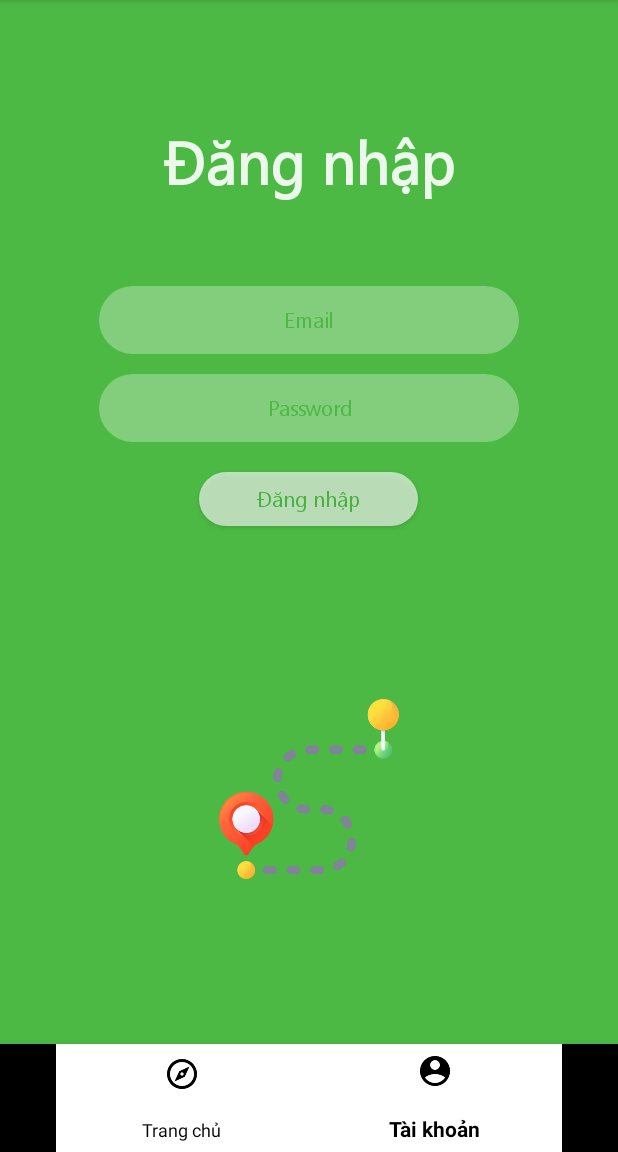
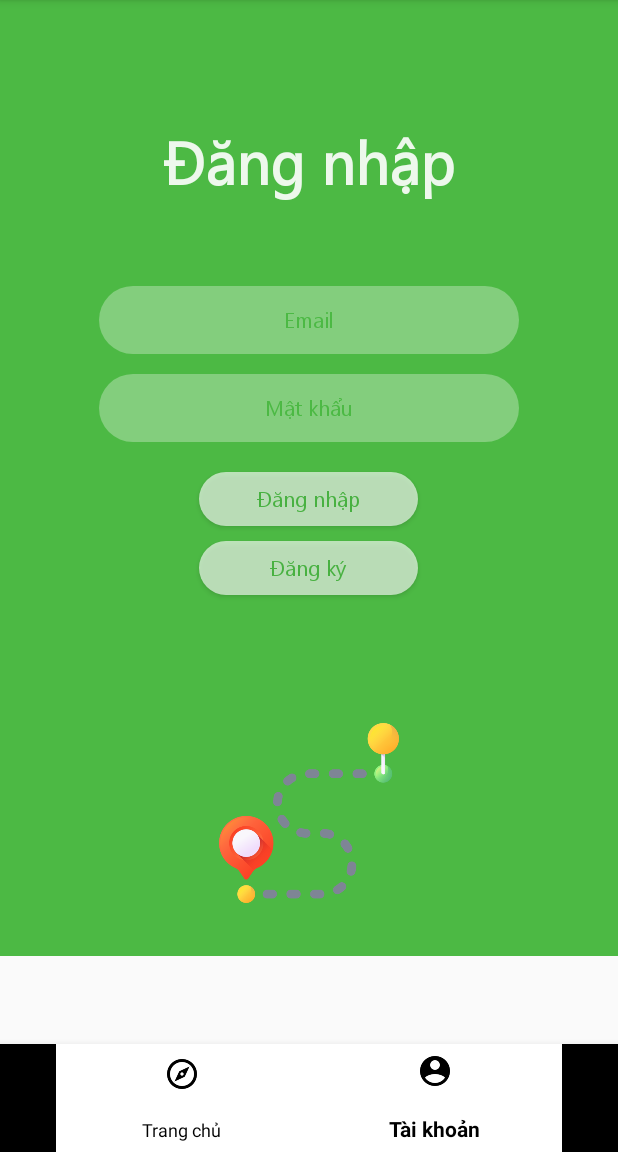
Before and after one commit to hieutdt/Uber_17CNTN, an Android app: the screen it shows after launch (MainActivity), item 2 of the bottom bar chosen, on a phone screen of 412 x 824 dp, the part 84-1236 px from its top. Run offline under Robolectric (Android 15) with nearby library versions, the phone set to English and light mode, and no system bars; our stand-ins replace Firebase (no records; nobody signed in at launch, a user with empty details on screens opened directly); libraries missing offline, so code that uses them is left out: com.facebook; 3 statements that could not run were skipped.

Commit message:
update ui #1

```diff
--- a/app/src/main/res/layout/fragment_login.xml
+++ b/app/src/main/res/layout/fragment_login.xml
@@ -1,4 +1,9 @@
 <?xml version="1.0" encoding="utf-8"?>
+<ScrollView
+    xmlns:android="http://schemas.android.com/apk/res/android"
+    android:layout_width="match_parent"
+    android:layout_height="match_parent">
+
     <LinearLayout
         xmlns:android="http://schemas.android.com/apk/res/android"
         android:orientation="vertical"
@@ -45,7 +50,7 @@
             android:background="@drawable/edit_text_shape"
             android:alpha="0.34"
             android:textColorHint="#4CB944"
-        android:hint="Password"
+            android:hint="Mật khẩu"
             android:layout_marginBottom="20dp"
             android:inputType="textPassword"/>
 
@@ -60,13 +65,26 @@
             android:text="Đăng nhập"
             android:textAllCaps="false"
             android:textColor="@color/green"
+            android:layout_marginBottom="10dp"/>
+
+        <Button
+            android:id="@+id/login_button_register"
+            android:layout_width="146dp"
+            android:layout_height="36dp"
+            android:background="@drawable/edit_text_shape"
+            android:alpha="0.7"
+            android:fontFamily="@font/segoe_ui_regular"
+            android:text="Đăng ký"
+            android:textAllCaps="false"
+            android:textColor="@color/green"
             android:layout_marginBottom="25dp"/>
 
         <ImageView
             android:layout_width="120dp"
             android:layout_height="120dp"
             android:src="@drawable/routing"
-        android:layout_marginTop="90dp"
+            android:layout_marginTop="60dp"
             android:layout_marginBottom="35dp"/>
 
     </LinearLayout>
+</ScrollView>
```
Also changed, not shown: app/src/main/res/drawable/circle_shape.xml (added, +7 -0 lines), app/src/main/res/layout/fragment_profile.xml (+16 -102 lines), app/src/main/res/drawable-v24/default_profile_image.png (added), app/src/main/res/drawable/edit_text_shape.xml (line endings or trailing spaces). Lines whose indentation alone changed are shown as unchanged.
